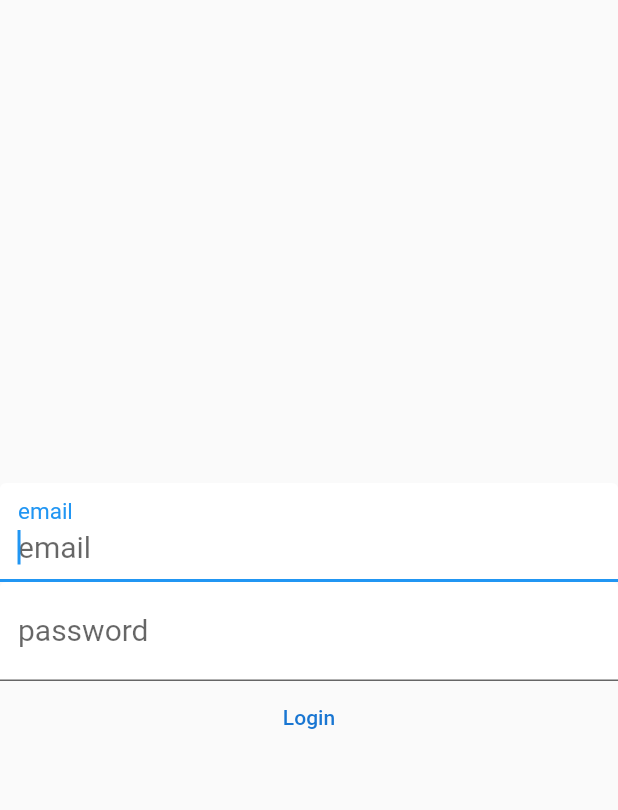
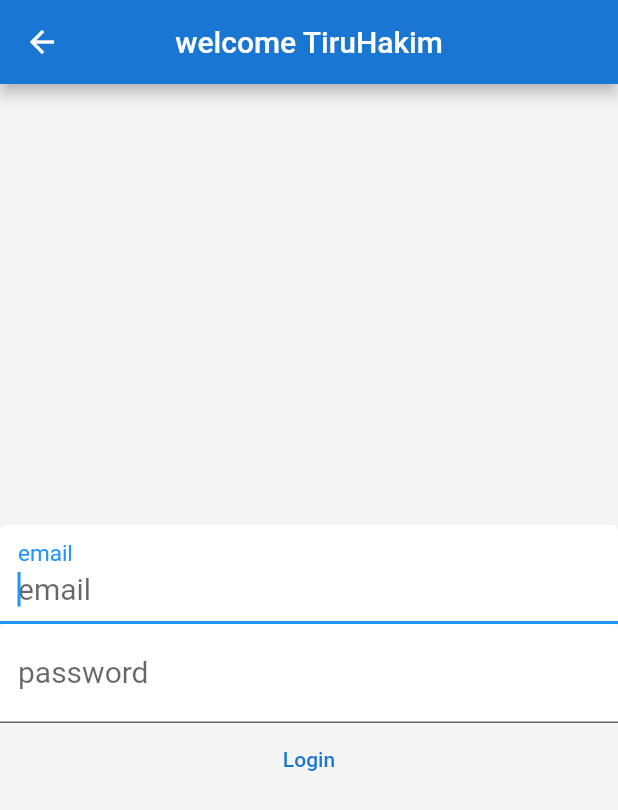
Before and after one commit to ezdev21/doctor-rating-mobile, a Flutter app: the screen it shows after launch, in the side drawer, after a tap on "Login", on a phone screen of 412 x 824 dp. Shown: the top 810 px of the screen. Run offline on Flutter 3.47's test engine with Material 2 defaults, Android fonts, the phone set to English and light mode, and no system bars; missing offline and left inert: dart:html; statements that could not run were skipped.

Commit message:
initial commit

```diff
--- a/lib/screens/login_screen.dart
+++ b/lib/screens/login_screen.dart
@@ -26,7 +26,13 @@ class _LoginScreenState extends State<LoginScreen> {
   @override
   Widget build(BuildContext context) {
     return Scaffold(
-        body: Form(
+      backgroundColor: Colors.grey[100],
+      appBar:AppBar(
+        title:Text('welcome TiruHakim'),
+        centerTitle: true,
+        backgroundColor: Colors.blue[700],
+      ),
+      body: Form(
       key: _formKey,
       child: Column(
         mainAxisAlignment: MainAxisAlignment.center,
@@ -46,6 +52,14 @@ class _LoginScreenState extends State<LoginScreen> {
                 labelText: 'email',
                 filled: true,
                 fillColor: Colors.white),
+                focusedBorder: OutlineInputBorder(
+                borderSide: BorderSide(color: Colors.white),
+                borderRadius: BorderRadius.circular(25.7),
+                ),
+                enabledBorder: UnderlineInputBorder(
+                  borderSide: BorderSide(color: Colors.white),
+                  borderRadius: BorderRadius.circular(25.7),
+                ),
           ),
           TextFormField(
             controller: _passwordcontroller,
--- /dev/null
+++ b/lib/services/auth.dart
@@ -0,0 +1,7 @@
+import 'package:flutter/material.dart';
+
+class Auth extends ChangeNotifier {
+
+  bool _isLoggedIn = false;
+  bool get authenticated => _isLoggedIn;
+}
--- a/pubspec.yaml
+++ b/pubspec.yaml
@@ -34,6 +34,7 @@ dependencies:
   # The following adds the Cupertino Icons font to your application.
   # Use with the CupertinoIcons class for iOS style icons.
   cupertino_icons: ^1.0.2
+  provider: ^6.0.1
 
 dev_dependencies:
   flutter_test:
```
Also changed, not shown: lib/models/doctor.dart (added), lib/models/hospital.dart (added), lib/models/preview.dart (added), lib/models/speciality.dart (added), lib/screens/doctor_profile.dart (added), lib/screens/find_doctor.dart (added), lib/screens/find_hospital.dart (added), lib/screens/hospital_profile.dart (added), lib/screens/search_doctor.dart (added), lib/screens/search_hospital.dart (added), lib/screens/search_speciality.dart (added), pubspec.lock.
